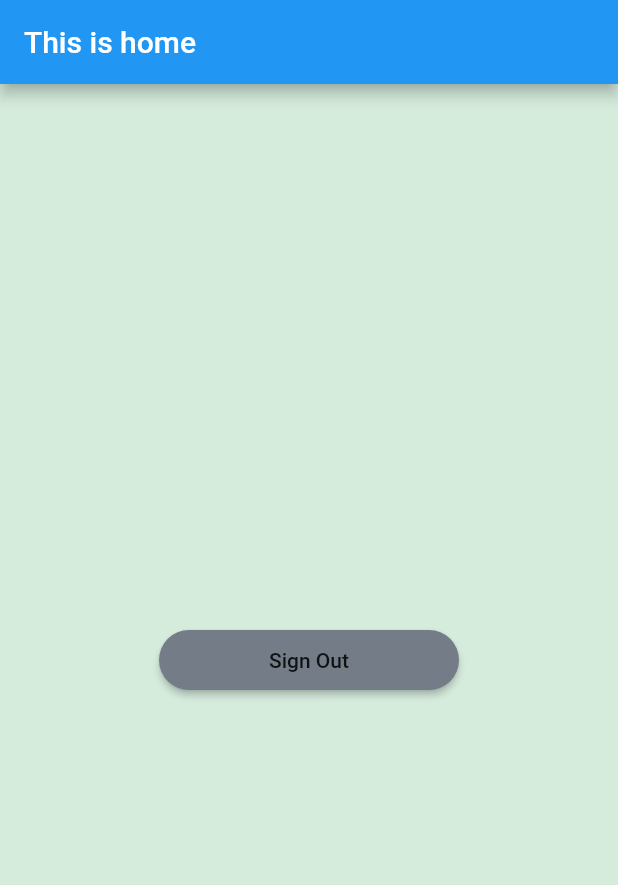
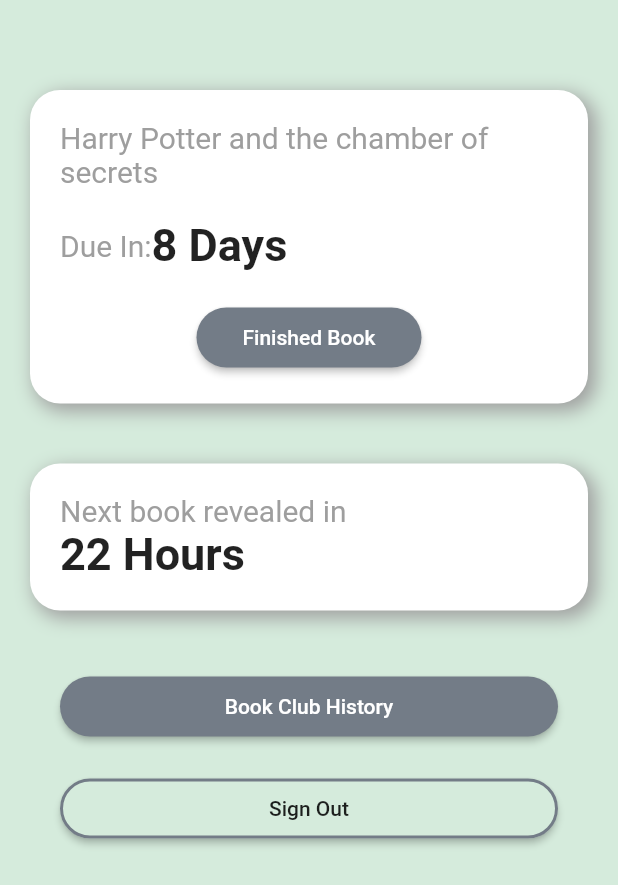
Before and after one commit to MohamadsFakih/bookclub, a Flutter app: the HomeScreen screen opened directly, after a tap on "Sign Out", on a phone screen of 412 x 824 dp. Shown: the top 885 px of the screen. Run offline on Flutter 3.47's test engine with Material 2 defaults, Android fonts, the phone set to English and light mode, and no system bars; our stand-ins replace cloud_firestore, firebase_auth, firebase_core, google_sign_in; accounts and stored records are empty; network calls fail.

Commit message:
home and no group screen design

```diff
--- a/book_club/lib/screens/Home/home.dart
+++ b/book_club/lib/screens/Home/home.dart
@@ -1,5 +1,7 @@
+import 'package:book_club/screens/noGroup/nogroup.dart';
 import 'package:book_club/screens/root/root.dart';
 import 'package:book_club/states/currentuser.dart';
+import 'package:book_club/widgets/ourContainer.dart';
 import 'package:flutter/cupertino.dart';
 import 'package:flutter/material.dart';
 import 'package:provider/provider.dart';
@@ -7,24 +9,86 @@ import 'package:provider/provider.dart';
 class HomeScreen extends StatelessWidget {
   const HomeScreen({Key? key}) : super(key: key);
 
+
+  void goToNoGroup(BuildContext context){
+    Navigator.push(context,MaterialPageRoute(builder: (context)=>OurnoGroup()));
+
+  }
+
+  void signOut(BuildContext context)async{
+    CurrenState currenState=Provider.of(context,listen: false);
+    String returnString=await currenState.signOut();
+    if(returnString=="success") {
+      Navigator.pushAndRemoveUntil(
+          context, MaterialPageRoute(builder: (context) => OurRoot(),), (
+          route) => false);
+    }
+  }
   @override
   Widget build(BuildContext context) {
     return Scaffold(
-      appBar: AppBar(
-        title: Text("This is home"),
-      ),
-      body: Center(
-        child: RaisedButton(
-          onPressed: () async{
-            CurrenState currenState=Provider.of(context,listen: false);
-            String returnString=await currenState.signOut();
-            if(returnString=="success"){
-              Navigator.pushAndRemoveUntil(context, MaterialPageRoute(builder: (context)=>OurRoot(),), (route) => false);
-            }
-          },
-          child: Text("Sign Out"),
-        ),
-      ),
+
+      body: ListView(
+        children: [
+          SizedBox(height: 40,),
+          Padding(
+            padding: const EdgeInsets.all(20),
+            child: OurContainer(
+              child: Column(
+                children: [
+                  Text("Harry Potter and the chamber of secrets",
+                  style: TextStyle(fontSize: 20,color: Colors.grey),),
+                  Padding(
+                    padding: const EdgeInsets.symmetric(vertical: 20),
+                    child: Row(
+                      children: [
+                        Text("Due In:",style: TextStyle(fontSize: 20,color: Colors.grey),),
+                        Text("8 Days",style: TextStyle(fontSize: 30,fontWeight: FontWeight.bold),)
+                      ],
+                    ),
+                  ),
+                  RaisedButton(
+                    onPressed: (){},
+                    child: Text("Finished Book",style: TextStyle(color: Colors.white),),
+                  )
+                ],
+              ),
+            ),
+          ),
+            Padding(
+              padding: const EdgeInsets.all(20),
+              child: OurContainer(
+                  child: Column(
+                    crossAxisAlignment: CrossAxisAlignment.start,
+                    children: [
+                      Text("Next book revealed in",style: TextStyle(fontSize: 20,color: Colors.grey),),
+                      Text("22 Hours",style: TextStyle(fontSize: 30,fontWeight: FontWeight.bold),)
+                    ],
+                  ),
+              ),
+            ),
+          Padding(
+            padding: const EdgeInsets.symmetric(horizontal: 40,vertical: 20),
+            child: RaisedButton(
+              onPressed: (){goToNoGroup(context);},
+              child: Text("Book Club History",
+                style: TextStyle(color: Colors.white),),
+            ),
+          ),
+
+          Padding(
+            padding: const EdgeInsets.symmetric(horizontal: 40),
+            child: RaisedButton(
+                onPressed: ()=>signOut(context),
+              child: Text("Sign Out"),
+              color: Theme.of(context).canvasColor,
+              shape: RoundedRectangleBorder(borderRadius:  BorderRadius.circular(20.0),
+              side: BorderSide(color: Theme.of(context).secondaryHeaderColor,width: 2)),
+            ),
+          ),
+
+        ],
+      )
     );
   }
 }
--- a/book_club/lib/utils/ourtheme.dart
+++ b/book_club/lib/utils/ourtheme.dart
@@ -28,7 +28,7 @@ class OurTheme{
       buttonTheme: ButtonThemeData(
         buttonColor: darkGrey,
         padding: EdgeInsets.symmetric(horizontal: 20),
-        minWidth: 200,
+        minWidth: 150,
         height: 40,
         shape: RoundedRectangleBorder(
           borderRadius: BorderRadius.circular(20),
```
Also changed, not shown: book_club/lib/screens/noGroup/nogroup.dart (added, +57 -0 lines).
